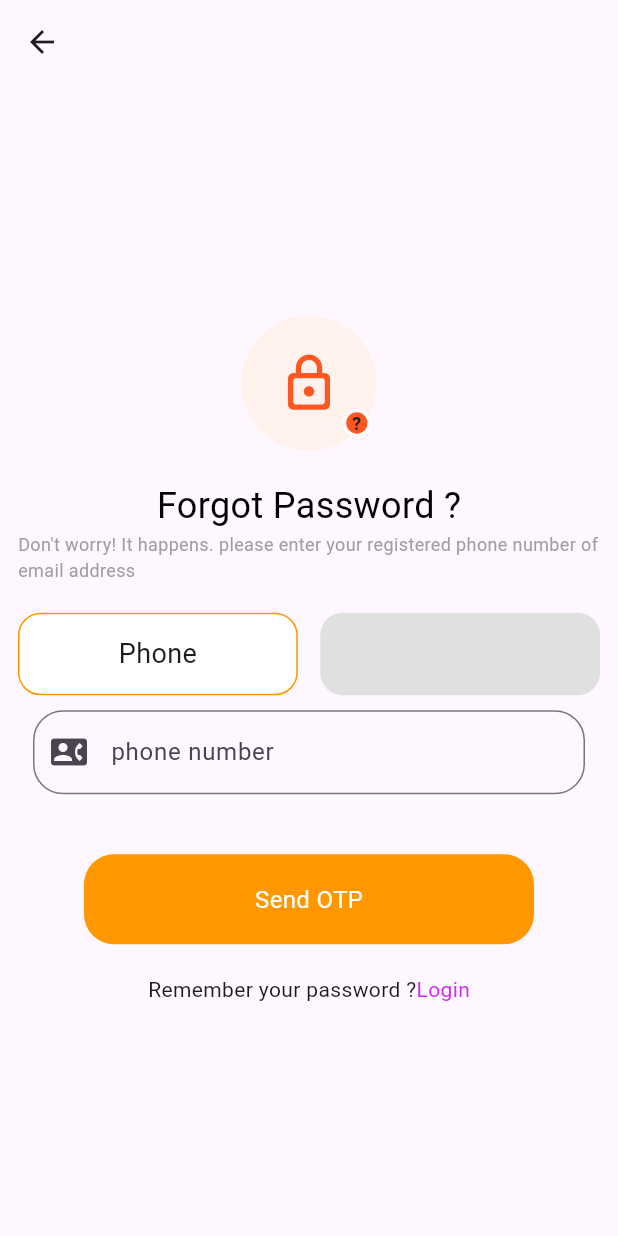
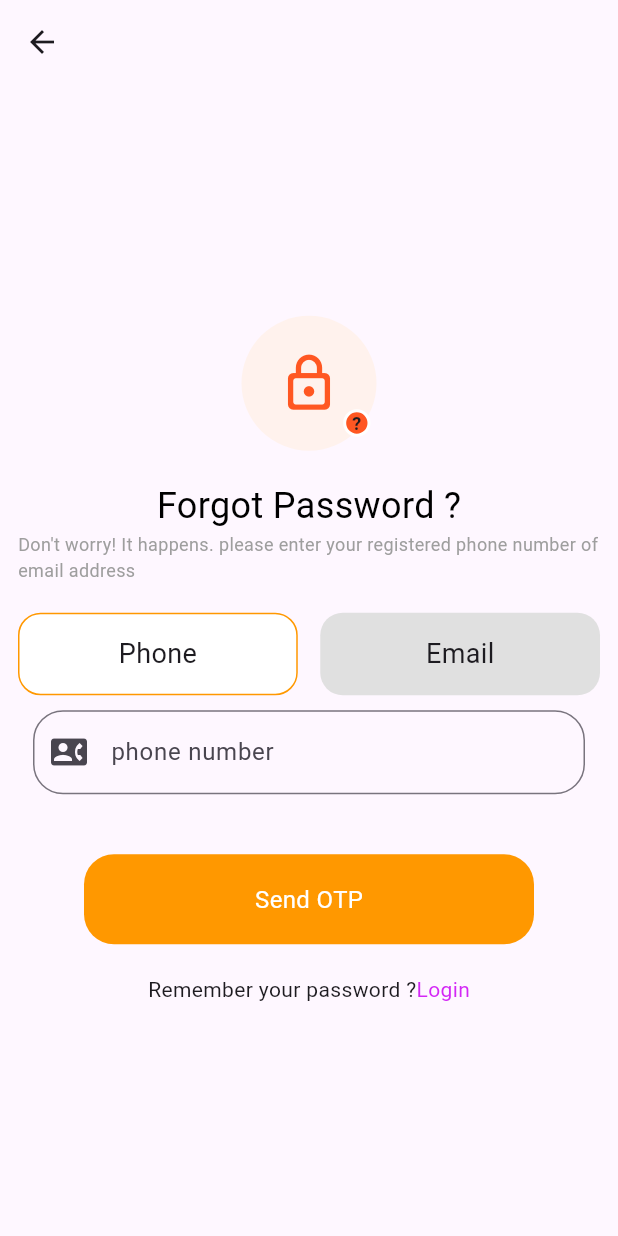
Before and after one commit to mdmehedidesktop-dotcom/navigation-, a Flutter app: the screen it shows after launch, on a phone screen of 412 x 824 dp. Run offline on Flutter 3.47's test engine with Material 3 defaults, Android fonts, the phone set to English and light mode, and no system bars.

Commit message:
Update project

```diff
--- a/lib/Screen/forgot_password.dart
+++ b/lib/Screen/forgot_password.dart
@@ -72,6 +72,9 @@ class _ForgotPasswordState extends State<ForgotPassword> {
                       color:Colors.grey.shade300 ,
                   borderRadius: BorderRadius.circular(15),
                   ),
+                  child: Center(
+                    child: Text("Email",style: TextStyle(fontSize: 18),),
+                  ),
                 ))
               ],
 
```
